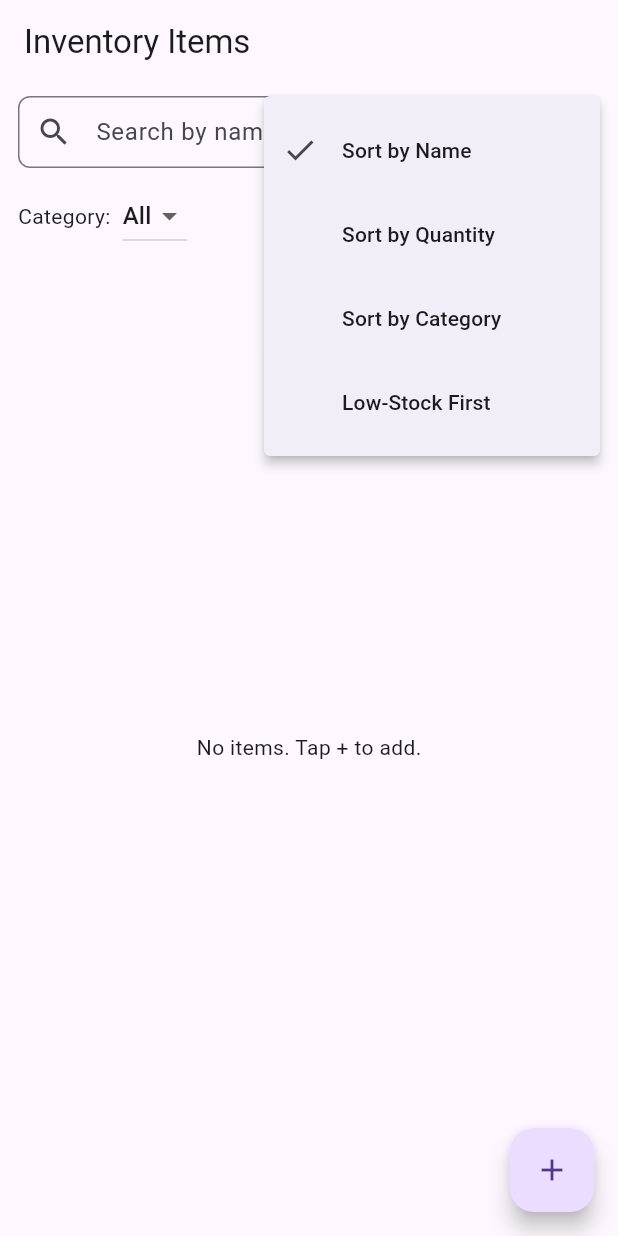
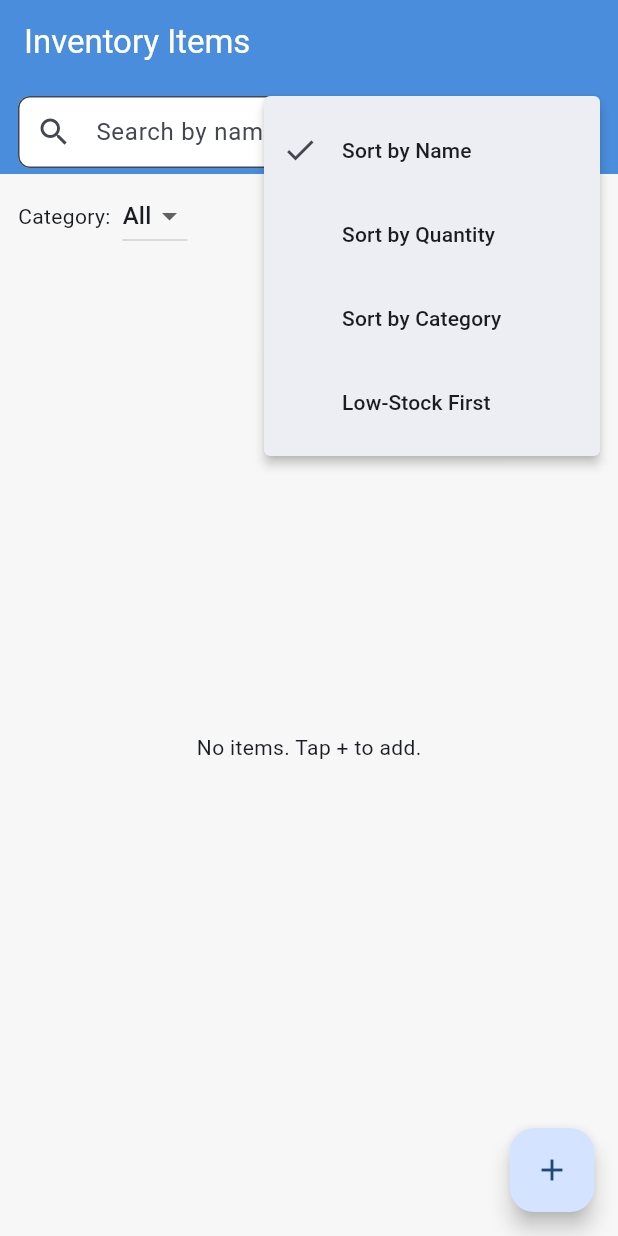
Before and after one commit to nexxucc/inventory_manager, a Flutter app: the screen it shows after launch, after a tap on the "sort" icon, on a phone screen of 412 x 824 dp. Run offline on Flutter 3.47's test engine with Material 3 defaults, Android fonts, the phone set to English and light mode, and no system bars; our stand-ins replace csv, flutter_local_notifications, shared_preferences, sqflite; accounts and stored records are empty.

```diff
--- a/lib/main.dart
+++ b/lib/main.dart
@@ -7,6 +7,7 @@ import 'helpers/database_helper.dart';
 import 'helpers/notification_helper.dart';
 import 'utils/csv_exporter.dart';
 import 'package:intl/intl.dart';
+import 'widgets/inventory_item_card.dart';
 
 // Entry point
 void main() async {
@@ -24,7 +25,55 @@ class InventoryApp extends StatelessWidget {
   Widget build(BuildContext context) {
     return MaterialApp(
       title: 'Inventory Manager',
-      theme: ThemeData(primarySwatch: Colors.blue),
+      theme: ThemeData(
+        useMaterial3: true,
+        colorScheme: ColorScheme.fromSeed(
+          seedColor: const Color(0xFF4A90E2), // primary seed color
+          brightness: Brightness.light,
+          secondary: const Color(0xFFF5A623), // accent
+          background: const Color(0xFFF7F7F7),
+          error: Colors.redAccent,
+        ),
+        scaffoldBackgroundColor: const Color(0xFFF7F7F7),
+        appBarTheme: const AppBarTheme(
+          elevation: 2,
+          backgroundColor: Color(0xFF4A90E2),
+          foregroundColor: Colors.white,
+        ),
+        elevatedButtonTheme: ElevatedButtonThemeData(
+          style: ElevatedButton.styleFrom(
+            backgroundColor: const Color(0xFF4A90E2),
+            foregroundColor: Colors.white,
+            shape: RoundedRectangleBorder(
+              borderRadius: BorderRadius.circular(12),
+            ),
+            elevation: 2,
+            padding: const EdgeInsets.symmetric(horizontal: 16, vertical: 12),
+          ),
+        ),
+        textButtonTheme: TextButtonThemeData(
+          style: TextButton.styleFrom(
+            foregroundColor: const Color(0xFF4A90E2),
+          ),
+        ),
+        inputDecorationTheme: InputDecorationTheme(
+          filled: true,
+          fillColor: Colors.white,
+          contentPadding:
+              const EdgeInsets.symmetric(horizontal: 12, vertical: 8),
+          border: OutlineInputBorder(
+            borderRadius: BorderRadius.circular(8),
+            borderSide: BorderSide.none,
+          ),
+        ),
+        cardTheme: CardThemeData(
+          elevation: 2,
+          margin: const EdgeInsets.symmetric(vertical: 6, horizontal: 12),
+          shape: RoundedRectangleBorder(
+            borderRadius: BorderRadius.circular(12),
+          ),
+        ),
+      ),
       home: const ItemListPage(),
     );
   }
@@ -173,7 +222,8 @@ class _ItemListPageState extends State<ItemListPage> {
                       border: OutlineInputBorder(
                         borderRadius: BorderRadius.circular(8),
                       ),
-                      contentPadding: const EdgeInsets.symmetric(horizontal: 12),
+                      contentPadding:
+                          const EdgeInsets.symmetric(horizontal: 12),
                     ),
                     onChanged: _onSearchChanged,
                   ),
@@ -245,8 +295,6 @@ class _ItemListPageState extends State<ItemListPage> {
                     itemCount: items.length,
                     itemBuilder: (ctx, i) {
                       final it = items[i];
-                      final lowThreshold = it.lowStockThreshold;
-                      final isLow = (lowThreshold != null && it.quantity <= lowThreshold);
                       return Dismissible(
                         key: ValueKey(it.id),
                         direction: DismissDirection.endToStart,
@@ -261,7 +309,8 @@ class _ItemListPageState extends State<ItemListPage> {
                             context: context,
                             builder: (ctx) => AlertDialog(
                               title: const Text('Confirm Delete'),
-                              content: Text('Delete item "${it.name}"? This cannot be undone.'),
+                              content: Text(
+                                  'Delete item "${it.name}"? This cannot be undone.'),
                               actions: [
                                 TextButton(
                                   onPressed: () => Navigator.of(ctx).pop(false),
@@ -269,7 +318,8 @@ class _ItemListPageState extends State<ItemListPage> {
                                 ),
                                 TextButton(
                                   onPressed: () => Navigator.of(ctx).pop(true),
-                                  child: const Text('Delete', style: TextStyle(color: Colors.red)),
+                                  child: const Text('Delete',
+                                      style: TextStyle(color: Colors.red)),
                                 ),
                               ],
                             ),
@@ -285,28 +335,17 @@ class _ItemListPageState extends State<ItemListPage> {
                             );
                           }
                         },
-                        child: ListTile(
-                          tileColor: isLow ? Colors.red.shade50 : null,
-                          title: Text(it.name),
-                          subtitle: Text('${it.category} • Qty: ${it.quantity}'
-                              '${lowThreshold != null ? ' (Low≤$lowThreshold)' : ''}'),
+                        child: InventoryItemCard(
+                          item: it,
                           onTap: () {
                             if (it.id != null) {
                               Navigator.of(context)
-                                  .push(MaterialPageRoute(builder: (_) => ItemDetailPage(item: it)))
+                                  .push(MaterialPageRoute(
+                                    builder: (_) => ItemDetailPage(item: it),
+                                  ))
                                   .then((_) => _onRefresh());
                             }
                           },
-                          trailing: IconButton(
-                            icon: const Icon(Icons.edit),
-                            onPressed: () {
-                              if (it.id != null) {
-                                Navigator.of(context)
-                                    .push(MaterialPageRoute(builder: (_) => ItemFormPage(item: it)))
-                                    .then((_) => _onRefresh());
-                              }
-                            },
-                          ),
                         ),
                       );
                     },
@@ -367,7 +406,8 @@ class _ItemFormPageState extends State<ItemFormPage> {
       final name = _nameCtrl.text.trim();
       final category = _categoryCtrl.text.trim();
       final thresholdText = _thresholdCtrl.text.trim();
-      final threshold = thresholdText.isNotEmpty ? int.parse(thresholdText) : null;
+      final threshold =
+          thresholdText.isNotEmpty ? int.parse(thresholdText) : null;
 
       if (widget.item == null) {
         // Create new item: require initial quantity
@@ -386,7 +426,8 @@ class _ItemFormPageState extends State<ItemFormPage> {
         // Notify if low-stock
         if (savedItem.lowStockThreshold != null) {
           // prevQty unknown; pass null so helper notifies if needed
-          await NotificationHelper.showLowStockNotificationIfNeeded(savedItem, prevQty: null);
+          await NotificationHelper.showLowStockNotificationIfNeeded(savedItem,
+              prevQty: null);
         }
       } else {
         // Edit existing: note previous quantity
@@ -401,7 +442,8 @@ class _ItemFormPageState extends State<ItemFormPage> {
         final freshList = await dbHelper.getItems();
         final freshItem = freshList.firstWhere((it) => it.id == updatedItem.id);
         // Notify if crossing threshold due to threshold change or existing quantity
-        await NotificationHelper.showLowStockNotificationIfNeeded(freshItem, prevQty: prevQty);
+        await NotificationHelper.showLowStockNotificationIfNeeded(freshItem,
+            prevQty: prevQty);
       }
       if (!mounted) return;
       Navigator.of(context).pop();
@@ -422,23 +464,27 @@ class _ItemFormPageState extends State<ItemFormPage> {
               TextFormField(
                 controller: _nameCtrl,
                 decoration: const InputDecoration(labelText: 'Item Name'),
-                validator: (v) => v == null || v.trim().isEmpty ? 'Enter name' : null,
+                validator: (v) =>
+                    v == null || v.trim().isEmpty ? 'Enter name' : null,
               ),
               const SizedBox(height: 12),
               TextFormField(
                 controller: _categoryCtrl,
                 decoration: const InputDecoration(labelText: 'Category'),
-                validator: (v) => v == null || v.trim().isEmpty ? 'Enter category' : null,
+                validator: (v) =>
+                    v == null || v.trim().isEmpty ? 'Enter category' : null,
               ),
               const SizedBox(height: 12),
               if (!isEdit) ...[
                 TextFormField(
                   controller: _initQtyCtrl,
-                  decoration: const InputDecoration(labelText: 'Initial Quantity'),
+                  decoration:
+                      const InputDecoration(labelText: 'Initial Quantity'),
                   keyboardType: TextInputType.number,
                   validator: (v) {
                     if (v == null || v.trim().isEmpty) return 'Enter quantity';
-                    if (int.tryParse(v.trim()) == null) return 'Enter a valid number';
+                    if (int.tryParse(v.trim()) == null)
+                      return 'Enter a valid number';
                     return null;
                   },
                 ),
@@ -455,7 +501,8 @@ class _ItemFormPageState extends State<ItemFormPage> {
               ],
               TextFormField(
                 controller: _thresholdCtrl,
-                decoration: const InputDecoration(labelText: 'Low Stock Threshold (optional)'),
+                decoration: const InputDecoration(
+                    labelText: 'Low Stock Threshold (optional)'),
                 keyboardType: TextInputType.number,
                 validator: (v) {
                   if (v == null || v.trim().isEmpty) return null;
@@ -502,7 +549,8 @@ class _ItemDetailPageState extends State<ItemDetailPage> {
   Future<void> _refreshData() async {
     if (_item.id != null) {
       final items = await dbHelper.getItems();
-      final fresh = items.firstWhere((it) => it.id == _item.id, orElse: () => _item);
+      final fresh =
+          items.firstWhere((it) => it.id == _item.id, orElse: () => _item);
       setState(() {
         _item = fresh;
         _txnsFuture = dbHelper.getTransactionsForItem(_item.id!);
@@ -528,7 +576,8 @@ class _ItemDetailPageState extends State<ItemDetailPage> {
       await dbHelper.insertTransaction(result);
       await _refreshData();
       // Notify if crossing threshold
-      await NotificationHelper.showLowStockNotificationIfNeeded(_item, prevQty: prevQty);
+      await NotificationHelper.showLowStockNotificationIfNeeded(_item,
+          prevQty: prevQty);
       if (!mounted) return;
       ScaffoldMessenger.of(context).showSnackBar(
         const SnackBar(content: Text('Transaction added')),
@@ -571,7 +620,8 @@ class _ItemDetailPageState extends State<ItemDetailPage> {
         child: Column(
           crossAxisAlignment: CrossAxisAlignment.start,
           children: [
-            Text('Category: ${_item.category}', style: const TextStyle(fontSize: 16)),
+            Text('Category: ${_item.category}',
+                style: const TextStyle(fontSize: 16)),
             const SizedBox(height: 8),
             Text(
               'Current Quantity: ${_item.quantity}'
@@ -588,7 +638,8 @@ class _ItemDetailPageState extends State<ItemDetailPage> {
               label: const Text('Add Transaction'),
             ),
             const SizedBox(height: 16),
-            const Text('Transactions:', style: TextStyle(fontSize: 18, fontWeight: FontWeight.bold)),
+            const Text('Transactions:',
+                style: TextStyle(fontSize: 18, fontWeight: FontWeight.bold)),
             const SizedBox(height: 8),
             Expanded(
               child: FutureBuilder<List<InventoryTransaction>>(
@@ -632,12 +683,15 @@ class _ItemDetailPageState extends State<ItemDetailPage> {
                                     'Are you sure you want to delete this transaction? This will adjust quantity accordingly.'),
                                 actions: [
                                   TextButton(
-                                    onPressed: () => Navigator.of(ctx).pop(false),
+                                    onPressed: () =>
+                                        Navigator.of(ctx).pop(false),
                                     child: const Text('Cancel'),
                                   ),
                                   TextButton(
-                                    onPressed: () => Navigator.of(ctx).pop(true),
-                                    child: const Text('Delete', style: TextStyle(color: Colors.red)),
+                                    onPressed: () =>
+                                        Navigator.of(ctx).pop(true),
+                                    child: const Text('Delete',
+                                        style: TextStyle(color: Colors.red)),
                                   ),
                                 ],
                               ),
@@ -647,10 +701,13 @@ class _ItemDetailPageState extends State<ItemDetailPage> {
                               await dbHelper.deleteTransaction(txn.id!);
                               await _refreshData();
                               // After deletion, quantity may increase: reset alert flag if needed
-                              await NotificationHelper.showLowStockNotificationIfNeeded(_item, prevQty: prevQty);
+                              await NotificationHelper
+                                  .showLowStockNotificationIfNeeded(_item,
+                                      prevQty: prevQty);
                               if (!mounted) return;
                               ScaffoldMessenger.of(context).showSnackBar(
-                                const SnackBar(content: Text('Transaction deleted')),
+                                const SnackBar(
+                                    content: Text('Transaction deleted')),
                               );
                             }
                           },
@@ -748,7 +805,8 @@ class _AddTransactionDialogState extends State<AddTransactionDialog> {
               validator: (v) {
                 if (v == null || v.trim().isEmpty) return 'Enter quantity';
                 final parsed = int.tryParse(v.trim());
-                if (parsed == null || parsed <= 0) return 'Enter a positive number';
+                if (parsed == null || parsed <= 0)
+                  return 'Enter a positive number';
                 if (!_isPositive && widget.item.quantity < parsed) {
                   return 'Cannot remove more than current (${widget.item.quantity})';
                 }
@@ -764,7 +822,9 @@ class _AddTransactionDialogState extends State<AddTransactionDialog> {
         ),
       ),
       actions: [
-        TextButton(onPressed: () => Navigator.of(context).pop(), child: const Text('Cancel')),
+        TextButton(
+            onPressed: () => Navigator.of(context).pop(),
+            child: const Text('Cancel')),
         ElevatedButton(onPressed: _submit, child: const Text('Add')),
       ],
     );
```
Also changed, not shown: lib/widgets/inventory_item_card.dart (added, +142 -0 lines), 1 other file.
